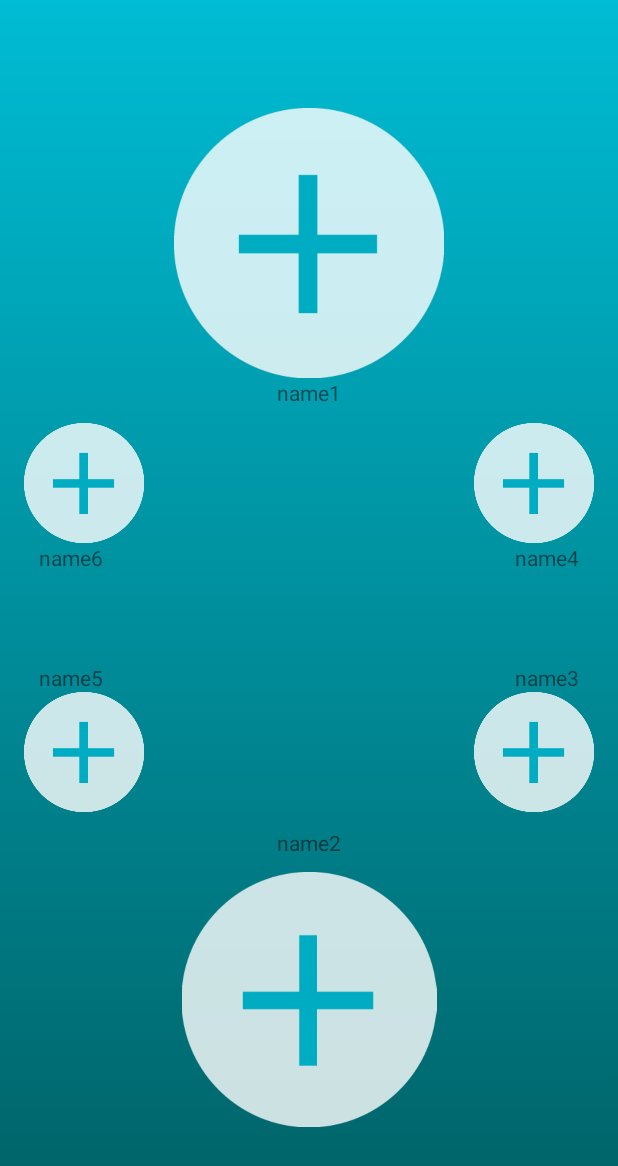
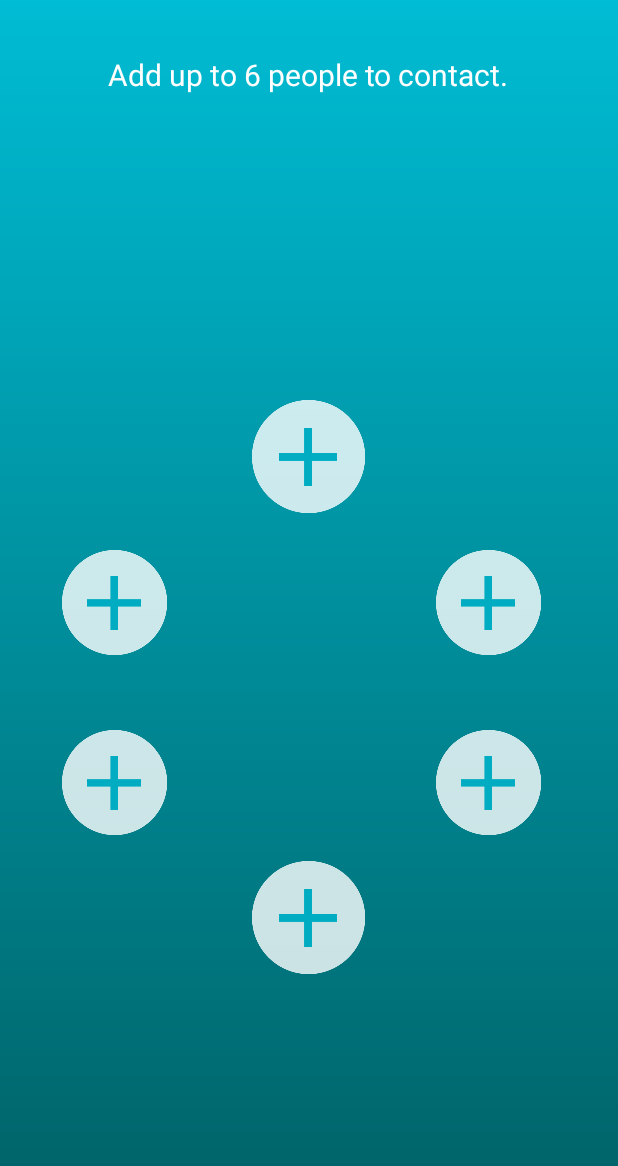
Before and after one commit to Sihui/ChimeHack2-RapePrevention, an Android app: the AddContactActivity screen opened directly, with no data from a screen before it, on a phone screen of 412 x 824 dp. Shown: the top 1166 px of the screen. Run offline under Robolectric (Android 15) with nearby library versions, the phone set to English and light mode, and no system bars; our stand-ins replace ButterKnife.

Commit message:
complete add_contact ui

```diff
--- a/Rapeprevention/app/src/main/java/hackmate/rapeprevention/AddContactActivity.java
+++ b/Rapeprevention/app/src/main/java/hackmate/rapeprevention/AddContactActivity.java
@@ -25,12 +25,15 @@ import android.view.View;
 import android.widget.ImageView;
 import android.widget.TextView;
 import android.widget.Toast;
+
+import java.io.InputStream;
+import java.util.ArrayList;
+
 import butterknife.Bind;
 import butterknife.ButterKnife;
 import butterknife.OnClick;
 import hackmate.rapeprevention.Models.ContactInfo;
-import java.io.InputStream;
-import java.util.ArrayList;
+import hackmate.rapeprevention.Models.Model;
 
 
 public class AddContactActivity extends Activity {
@@ -214,10 +217,12 @@ public class AddContactActivity extends Activity {
                         ImageView myImageView = photos.get(photo_id);
 
                         myImageView.setImageBitmap(getCircleBitmap(photoBm));
-                        Log.w(DEBUG_TAG, "picture!");
-                        Log.w(DEBUG_TAG, Integer.toString(photo_id));
-
-                        contactsInfo.add(new ContactInfo(name, myImageView, phone));
+//                        Log.w(DEBUG_TAG, "picture!");
+//                        Log.w(DEBUG_TAG, Integer.toString(photo_id));
+//
+//                        Log.w(DEBUG_TAG, name);
+//                        Log.w(DEBUG_TAG, phone);
+                        Model.getModel().contactInfos.add(new ContactInfo(name, myImageView, phone));
 
                     } catch (Exception e) {
                         Log.e(DEBUG_TAG, "Failed to get phone data", e);
@@ -266,9 +271,6 @@ public class AddContactActivity extends Activity {
         return output;
     }
 
-    private ArrayList<ContactInfo> getContactsInfo() {
-        return contactsInfo;
-    }
 
 
 }
--- a/Rapeprevention/app/src/main/java/hackmate/rapeprevention/Models/Model.java
+++ b/Rapeprevention/app/src/main/java/hackmate/rapeprevention/Models/Model.java
@@ -7,7 +7,7 @@ public class Model {
   public Observable<Location> userLocation = new Observable<>();
   public Observable<String> userName = new Observable<>();
   public Observable<ArrayList<Long>> reactionTime = Observable.from(new ArrayList<Long>());
-
+  public ArrayList<ContactInfo> contactInfos = new ArrayList<>();
   private Model() {}
   private static Model ONLY = new Model();
   public static Model getModel() {
--- a/Rapeprevention/app/src/main/java/hackmate/rapeprevention/StartupActivity.java
+++ b/Rapeprevention/app/src/main/java/hackmate/rapeprevention/StartupActivity.java
@@ -6,6 +6,7 @@ import android.view.KeyEvent;
 import android.view.inputmethod.EditorInfo;
 import android.widget.EditText;
 import android.widget.TextView;
+
 import butterknife.Bind;
 import butterknife.ButterKnife;
 import butterknife.OnClick;
--- a/Rapeprevention/app/src/main/res/layout/activity_add_contact.xml
+++ b/Rapeprevention/app/src/main/res/layout/activity_add_contact.xml
@@ -8,31 +8,31 @@
 
 
     <ImageView
-        android:layout_width="180dp"
-        android:layout_height="180dp"
+        android:layout_width="75dp"
+        android:layout_height="75dp"
         android:src="@drawable/add_contact"
         android:id="@+id/invite_photo1"
         android:layout_above="@+id/invite_name1"
         android:layout_centerHorizontal="true"
+        android:layout_marginBottom="-100dp"
         />
     <TextView
         android:id="@+id/invite_name1"
         android:layout_width="wrap_content"
         android:layout_height="wrap_content"
         android:layout_centerInParent="true"
-        android:paddingBottom="300dp"
-        android:text="name1"/>
+        android:paddingBottom="320dp"
+        android:text=""
+        android:textColor="@color/white"/>
 
     <ImageView
-        android:layout_width="180dp"
-        android:layout_height="180dp"
+        android:layout_width="75dp"
+        android:layout_height="75dp"
         android:src="@drawable/add_contact"
         android:id="@+id/invite_photo2"
-        android:layout_centerInParent="true"
-        android:layout_centerHorizontal="true"
+
         android:layout_below="@+id/invite_name2"
-    android:paddingTop="10dp"
-        />
+        android:layout_centerHorizontal="true" />
 
     <TextView
         android:id="@+id/invite_name2"
@@ -40,83 +40,104 @@
         android:layout_height="wrap_content"
         android:layout_centerInParent="true"
         android:paddingTop="300dp"
-        android:text="name2"/>
+        android:paddingBottom="5dp"
+        android:text=""
+        android:textColor="@color/white"/>
 
     <ImageView
-        android:layout_width="80dp"
-        android:layout_height="80dp"
+        android:layout_width="70dp"
+        android:layout_height="70dp"
         android:src="@drawable/add_contact"
-        android:layout_alignParentRight="true"
         android:id="@+id/invite_photo3"
-        android:layout_below="@+id/invite_name3"
-        />
+        android:layout_marginRight="10dp"
+        android:layout_below="@+id/invite_name4"
+        android:layout_alignEnd="@+id/invite_name4" />
 
     <TextView
         android:id="@+id/invite_name3"
         android:layout_width="wrap_content"
         android:layout_height="wrap_content"
-        android:text="name3"
+        android:text=""
+        android:paddingTop="120dp"
+        android:textColor="@color/white"
         android:layout_alignParentRight="true"
         android:layout_centerInParent="true"
-        android:layout_marginRight="10dp"
-        android:paddingTop="80dp"/>
+        android:layout_marginRight="20dp"
+       />
 
     <TextView
         android:id="@+id/invite_name4"
         android:layout_width="wrap_content"
         android:layout_height="wrap_content"
-        android:text="name4"
+        android:text=""
+        android:textColor="@color/white"
         android:layout_alignParentRight="true"
         android:layout_centerInParent="true"
-        android:layout_marginRight="10dp"
-        android:paddingBottom="80dp"/>
+        android:layout_marginRight="25dp"
+        android:paddingBottom="130dp"/>
 
     <ImageView
-        android:layout_width="80dp"
-        android:layout_height="80dp"
+        android:layout_width="70dp"
+        android:layout_height="70dp"
         android:src="@drawable/add_contact"
-        android:layout_alignParentRight="true"
+        android:layout_marginRight="15dp"
         android:id="@+id/invite_photo4"
-        android:layout_above="@+id/invite_name3"
-        />
+        android:layout_alignBottom="@+id/invite_name6"
+        android:layout_alignStart="@+id/invite_photo3" />
 
     <TextView
         android:id="@+id/invite_name5"
         android:layout_width="wrap_content"
         android:layout_height="wrap_content"
-        android:text="name5"
+        android:text=""
+        android:textColor="@color/white"
         android:layout_alignParentLeft="true"
         android:layout_centerInParent="true"
-        android:layout_marginLeft="10dp"
-        android:paddingTop="80dp"/>
+        android:layout_marginLeft="15dp"
+        android:paddingTop="120dp"/>
 
     <ImageView
-        android:layout_width="80dp"
-        android:layout_height="80dp"
+        android:layout_width="70dp"
+        android:layout_height="70dp"
         android:src="@drawable/add_contact"
         android:id="@+id/invite_photo5"
-        android:layout_below="@+id/invite_name5"
-        />
+        android:layout_marginLeft="10dp"
+        android:layout_below="@+id/invite_name4"
+        android:layout_alignStart="@+id/invite_name5" />
 
     <TextView
         android:id="@+id/invite_name6"
         android:layout_width="wrap_content"
         android:layout_height="wrap_content"
-        android:text="name6"
+        android:text=""
         android:layout_alignParentLeft="true"
-        android:layout_centerInParent="true"
-        android:layout_marginLeft="10dp"
+        android:layout_marginLeft="20dp"
         android:paddingBottom="80dp"
-    />
+        android:textColor="@color/white"
+        android:layout_centerHorizontal="true"
+        android:layout_alignTop="@+id/invite_name4" />
 
 
     <ImageView
-        android:layout_width="80dp"
-        android:layout_height="80dp"
+        android:layout_width="70dp"
+        android:layout_height="70dp"
         android:src="@drawable/add_contact"
         android:id="@+id/invite_photo6"
-        android:layout_above="@+id/invite_name6"
-        />
+        android:layout_marginLeft="10dp"
+        android:layout_alignBottom="@+id/invite_name6"
+        android:layout_alignStart="@+id/invite_name5" />
+
+    <TextView
+        android:layout_width="wrap_content"
+        android:layout_height="wrap_content"
+        android:text="@string/add_contact"
+        android:id="@+id/textView"
+        android:textColor="@color/white"
+        android:textSize="20dp"
+        android:layout_above="@+id/invite_name1"
+        android:layout_centerHorizontal="true"
+        android:layout_alignParentTop="true"
+        android:layout_marginTop="20dp"/>
 
     <!--<ImageButton-->
         <!--android:layout_width="wrap_content"-->
--- a/Rapeprevention/app/src/main/res/values/strings.xml
+++ b/Rapeprevention/app/src/main/res/values/strings.xml
@@ -8,4 +8,5 @@
   <string name="title_activity_introduction">IntroductionActivity</string>
   <string name="title_activity_text_message">TextMessageActivity</string>
   <string name="title_activity_timer">TimerActivity</string>
+  <string name="add_contact">Add up to 6 people to contact.</string>
 </resources>
```
Also changed, not shown: 1 other file.
